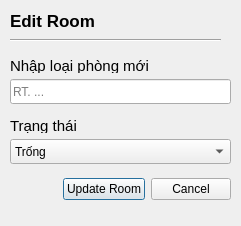
First picture: the form in Pbl2/Editroom.ui, repository TrisMinh/PBL2, before the edit.
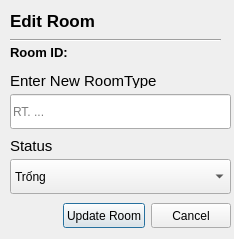
Second picture: the form after the edit.

Diff of the .ui file:
```diff
--- a/Pbl2/Editroom.ui
+++ b/Pbl2/Editroom.ui
@@ -6,8 +6,8 @@
    <rect>
     <x>0</x>
     <y>0</y>
-    <width>241</width>
-    <height>226</height>
+    <width>234</width>
+    <height>239</height>
    </rect>
   </property>
   <property name="windowTitle">
@@ -45,11 +45,11 @@
     <string>Edit Room</string>
    </property>
   </widget>
-  <widget class="QWidget" name="">
+  <widget class="QWidget" name="layoutWidget">
    <property name="geometry">
     <rect>
      <x>10</x>
-     <y>50</y>
+     <y>70</y>
      <width>221</width>
      <height>161</height>
     </rect>
@@ -71,7 +71,7 @@
          </font>
         </property>
         <property name="text">
-         <string>Nhập loại phòng mới</string>
+         <string>Enter New RoomType</string>
         </property>
        </widget>
       </item>
@@ -80,7 +80,7 @@
         <property name="minimumSize">
          <size>
           <width>0</width>
-          <height>25</height>
+          <height>35</height>
          </size>
         </property>
         <property name="placeholderText">
@@ -106,7 +106,7 @@
          </font>
         </property>
         <property name="text">
-         <string>Trạng thái</string>
+         <string>Status</string>
         </property>
        </widget>
       </item>
@@ -115,7 +115,7 @@
         <property name="minimumSize">
          <size>
           <width>0</width>
-          <height>25</height>
+          <height>35</height>
          </size>
         </property>
         <item>
@@ -154,7 +154,7 @@
           <property name="minimumSize">
            <size>
             <width>55</width>
-            <height>18</height>
+            <height>25</height>
            </size>
           </property>
           <property name="styleSheet">
@@ -171,7 +171,7 @@
            <string>Update Room</string>
           </property>
           <property name="checkable">
-           <bool>true</bool>
+           <bool>false</bool>
           </property>
          </widget>
         </item>
@@ -180,7 +180,7 @@
           <property name="minimumSize">
            <size>
             <width>18</width>
-            <height>18</height>
+            <height>25</height>
            </size>
           </property>
           <property name="styleSheet">
@@ -207,6 +207,50 @@
     </item>
    </layout>
   </widget>
+  <widget class="QLabel" name="ID">
+   <property name="geometry">
+    <rect>
+     <x>74</x>
+     <y>40</y>
+     <width>123</width>
+     <height>24</height>
+    </rect>
+   </property>
+   <property name="font">
+    <font>
+     <pointsize>10</pointsize>
+     <bold>true</bold>
+    </font>
+   </property>
+   <property name="text">
+    <string/>
+   </property>
+  </widget>
+  <widget class="QLabel" name="label_22">
+   <property name="geometry">
+    <rect>
+     <x>10</x>
+     <y>40</y>
+     <width>60</width>
+     <height>24</height>
+    </rect>
+   </property>
+   <property name="maximumSize">
+    <size>
+     <width>60</width>
+     <height>16777215</height>
+    </size>
+   </property>
+   <property name="font">
+    <font>
+     <pointsize>10</pointsize>
+     <bold>true</bold>
+    </font>
+   </property>
+   <property name="text">
+    <string>Room ID: </string>
+   </property>
+  </widget>
  </widget>
  <resources/>
  <connections>
```
